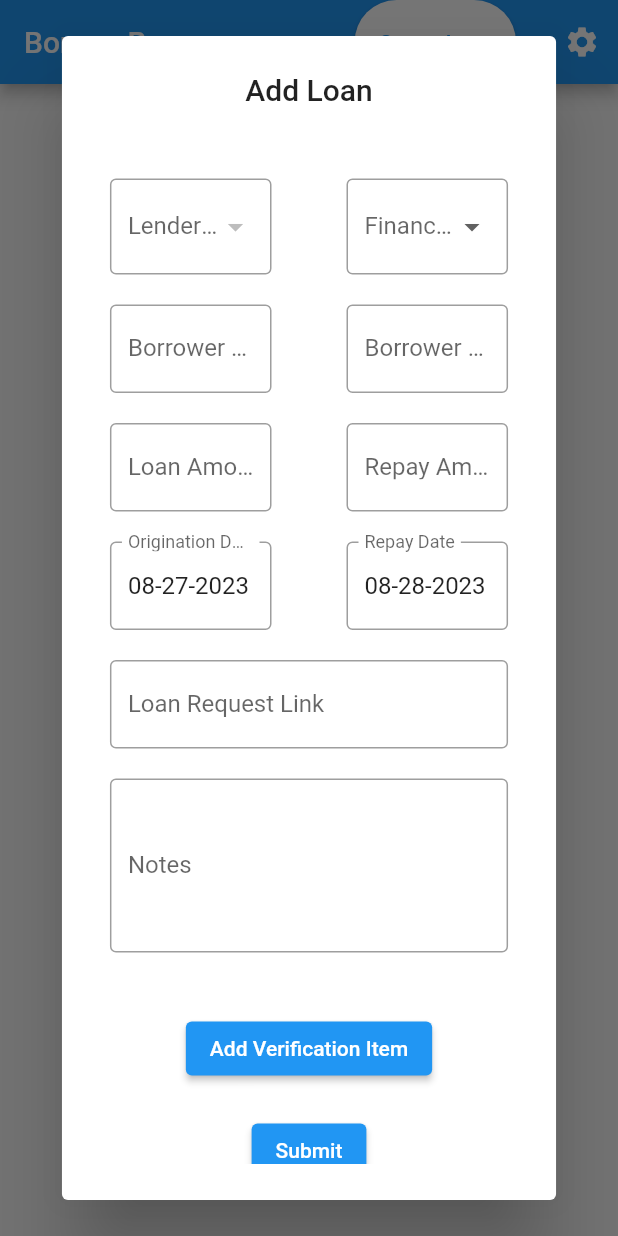
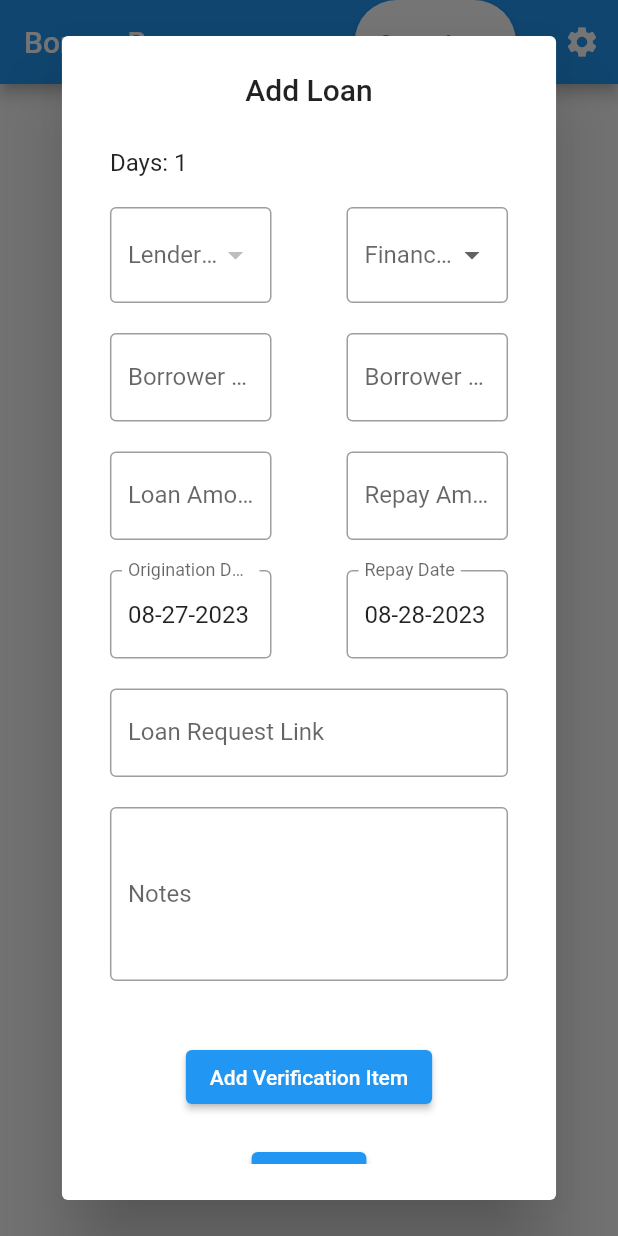
Before and after one commit to mkaramurzin/borrow-breeze, a Flutter app: the screen it shows once a user with an empty profile is signed in, after a tap on "Create a Loan", on a phone screen of 412 x 824 dp. Run offline on Flutter 3.47's test engine with Material 2 defaults, Android fonts, the phone set to English and light mode, and no system bars; our stand-ins replace cloud_firestore, firebase_auth, firebase_core, flutter_spinkit; accounts and stored records are empty.

Commit message:
feat(loan logic): add ROI, Daily ROI, and duration business metrics to individual loans.

```diff
--- a/backlog.txt
+++ b/backlog.txt
@@ -34,9 +34,11 @@ Users (collection)
                 borrower name (field)
                 amount (field)
                 repay amount (field)
+                roi (field)
                 amount repaid (field)
                 origination date (field)
                 repay date (field)
+                duration (field)
                 request link (field)
 
                 notes (field)
@@ -83,6 +85,7 @@ what's missing:
     - filter feature
         a. ability to sort loans by data fields such as "repay date descending"
         b. preset filters such as "loans due today", "loans due this week", "overdue, ongoing, and extended"
+        c. save user-made filters
 
     - loan item
         a. embed business logic such as "ROI", "Duration", "Interest"
@@ -91,6 +94,7 @@ what's missing:
     - Reminder system
     - Business Numbers display
     - Miscellaneous Credit & Debit (Expenses) logging such as "Azure fee"
+    - Color key
 
 Usability study 1
 Video recording available on screencastify
--- a/lib/models/loan.dart
+++ b/lib/models/loan.dart
@@ -11,8 +11,10 @@ class Loan {
   double principal;
   double repayAmount;
   double amountRepaid;
+  double roi;
   Timestamp originationDate;
   Timestamp repayDate;
+  int duration;
   String requestLink;
 
   String notes;
@@ -29,9 +31,11 @@ class Loan {
     required this.borrowerName,
     required this.principal,
     required this.repayAmount,
+    required this.roi,
     this.amountRepaid = 0,
     required this.originationDate,
     required this.repayDate,
+    required this.duration,
     this.requestLink = '',
     this.notes = '',
     this.verificationItems = const [],
--- a/lib/screens/loan_view.dart
+++ b/lib/screens/loan_view.dart
@@ -27,6 +27,7 @@ class _LoanViewState extends State<LoanView> {
       borrowerName: 'Fahad',
       principal: 200,
       repayAmount: 240,
+      roi: 20,
       originationDate: Timestamp.now(),
       verificationItems: [
         {
@@ -40,7 +41,8 @@ class _LoanViewState extends State<LoanView> {
               "https://matrix.redditspace.com/_matrix/media/r0/download/reddit.com/akyk5o37dcua1"
         }
       ],
-      repayDate: Timestamp.now());
+      repayDate: Timestamp.now(),
+      duration: 10);
 
   @override
   void initState() {
--- a/lib/services/database.dart
+++ b/lib/services/database.dart
@@ -19,9 +19,11 @@ class Database {
       'borrower name': loan.borrowerName,
       'amount': loan.principal,
       'repay amount': loan.repayAmount,
+      'roi': loan.roi,
       'amount repaid': loan.amountRepaid,
       'origination date': loan.originationDate,
       'repay date': loan.repayDate,
+      'duration': loan.duration,
       'request link': loan.requestLink,
       'notes': loan.notes,
       'verification items': loan.verificationItems,
@@ -92,8 +94,10 @@ class Database {
           principal: doc['amount'] as double,
           repayAmount: doc['repay amount'] as double,
           amountRepaid: doc['amount repaid'] as double,
+          roi: doc['roi'] as double,
           originationDate: doc['origination date'] as Timestamp,
           repayDate: doc['repay date'] as Timestamp,
+          duration: doc['duration'] as int,
           requestLink: doc['request link'] as String,
           notes: doc['notes'] as String,
           verificationItems: (doc['verification items'] as List).map((item) => item as Map<String, dynamic>).toList(),
--- a/lib/widgets/loan_form.dart
+++ b/lib/widgets/loan_form.dart
@@ -4,6 +4,8 @@ import 'package:flutter/material.dart';
 import 'package:borrowbreeze/models/loan.dart';
 import 'package:borrowbreeze/services/database.dart';
 import 'package:borrowbreeze/services/auth.dart';
+import 'package:borrowbreeze/services/loan_logic.dart';
+import 'package:borrowbreeze/widgets/metrics_row.dart';
 
 class LoanFormDialog extends StatefulWidget {
   final Loan? loan;
@@ -29,8 +31,10 @@ class _LoanFormDialogState extends State<LoanFormDialog> {
   double? loanAmount;
   double? repayAmount;
   double amountRepaid = 0;
+  double? roi;
   DateTime originationDate = DateTime.now();
   DateTime repayDate = DateTime.now().add(Duration(days: 1));
+  int duration = 1;
   String loanRequestLink = '';
   String notes = '';
   List<Map<String, String>> verificationItems = [];
@@ -52,8 +56,10 @@ class _LoanFormDialogState extends State<LoanFormDialog> {
       loanAmount = widget.loan!.principal;
       repayAmount = widget.loan!.repayAmount;
       amountRepaid = widget.loan!.amountRepaid;
+      roi = widget.loan!.roi;
       originationDate = widget.loan!.originationDate.toDate();
       repayDate = widget.loan!.repayDate.toDate();
+      duration = widget.loan!.duration;
       loanRequestLink = widget.loan!.requestLink;
       notes = widget.loan!.notes;
       verificationItems = (widget.loan!.verificationItems as List)
@@ -63,6 +69,16 @@ class _LoanFormDialogState extends State<LoanFormDialog> {
               })
           .toList();
     }
+  }
+
+  void updateMetrics() {
+    if (loanAmount != null && repayAmount != null) {
+      roi = LoanLogic.calculateRoiSingle(loanAmount!, repayAmount!);
+    }
+    if (originationDate != null && repayDate != null) {
+      duration = LoanLogic.calculateDuration(originationDate, repayDate);
+    }
+    setState(() {});
   }
 
   String formatDate(DateTime date) {
@@ -235,7 +251,9 @@ class _LoanFormDialogState extends State<LoanFormDialog> {
         }
       }
       for (var item in verificationItems) {
-        if (!containsItem(widget.loan!.verificationItems as List<Map<String, dynamic>>, item)) {
+        if (!containsItem(
+            widget.loan!.verificationItems as List<Map<String, dynamic>>,
+            item)) {
           changes.add(
               'VERIFICATION ITEM ADDED:\nLabel: ${item['label']} URL: ${item['url']}');
         }
@@ -254,8 +272,10 @@ class _LoanFormDialogState extends State<LoanFormDialog> {
           borrowerName: borrowerName,
           principal: loanAmount!,
           repayAmount: repayAmount!,
+          roi: roi!,
           originationDate: Timestamp.fromDate(originationDate),
           repayDate: Timestamp.fromDate(repayDate),
+          duration: duration!,
           requestLink: loanRequestLink,
           notes: notes,
           verificationItems: verificationItems,
@@ -279,11 +299,11 @@ class _LoanFormDialogState extends State<LoanFormDialog> {
             padding: EdgeInsets.all(8.0),
             child: Column(
               children: [
-                Row(
-                    mainAxisAlignment: MainAxisAlignment.spaceEvenly,
-                    children: widget.loan != null
-                        ? _buildButtonsBasedOnStatus()
-                        : []),
+                widget.loan != null
+                ? Row(
+                    mainAxisAlignment: MainAxisAlignment.spaceBetween,
+                    children: _buildButtonsBasedOnStatus())
+                : MetricsRow(roi: roi, duration: duration),
                 SizedBox(
                   height: 20,
                 ),
@@ -411,7 +431,8 @@ class _LoanFormDialogState extends State<LoanFormDialog> {
                           return null;
                         },
                         onChanged: (value) {
-                          loanAmount = double.parse(value);
+                          loanAmount = double.tryParse(value);
+                          updateMetrics();
                         },
                       ),
                     ),
@@ -438,7 +459,8 @@ class _LoanFormDialogState extends State<LoanFormDialog> {
                           return null;
                         },
                         onChanged: (value) {
-                          repayAmount = double.parse(value);
+                          repayAmount = double.tryParse(value);
+                          updateMetrics();
                         },
                       ),
                     ),
@@ -468,9 +490,8 @@ class _LoanFormDialogState extends State<LoanFormDialog> {
                           );
                           if (pickedDate != null &&
                               pickedDate != originationDate) {
-                            setState(() {
-                              originationDate = pickedDate;
-                            });
+                            originationDate = pickedDate;
+                            updateMetrics();
                           }
                         },
                       ),
@@ -496,9 +517,8 @@ class _LoanFormDialogState extends State<LoanFormDialog> {
                                 days: 3650)), // 10 years into the future
                           );
                           if (pickedDate != null && pickedDate != repayDate) {
-                            setState(() {
-                              repayDate = pickedDate;
-                            });
+                            repayDate = pickedDate;
+                            updateMetrics();
                           }
                         },
                       ),
--- a/lib/widgets/loan_item.dart
+++ b/lib/widgets/loan_item.dart
@@ -1,4 +1,5 @@
 import 'package:borrowbreeze/widgets/loan_form.dart';
+import 'package:borrowbreeze/widgets/metrics_row.dart';
 import 'package:flutter/material.dart';
 import 'package:borrowbreeze/models/loan.dart';
 import 'package:intl/intl.dart'; // for date formatting
@@ -110,6 +111,7 @@ class _LoanItemState extends State<LoanItem> {
                           'Repay Date: ${DateFormat('MM-dd-yyyy').format(widget.loan.repayDate.toDate())}'),
                     ],
                   ),
+                  MetricsRow(roi: widget.loan.roi, duration: widget.loan.duration)
                 ],
               ),
               onTap: () {
--- /dev/null
+++ b/lib/widgets/metrics_row.dart
@@ -0,0 +1,25 @@
+import 'package:flutter/material.dart';
+
+class MetricsRow extends StatelessWidget {
+  final double? roi;
+  final int? duration;
+  const MetricsRow({super.key, required this.roi, required this.duration});
+
+  @override
+  Widget build(BuildContext context) {
+    return Row(
+      mainAxisAlignment: MainAxisAlignment.spaceBetween,
+      children: [
+        duration != null
+        ? Text('Days: $duration')
+        : Text(''),
+        roi != null
+        ? Text('ROI: ${(roi! * 100).roundToDouble() / 100}%')
+        : Text(''),
+        roi != null && duration != null
+        ? Text('Daily ROI: ${((roi!/duration!) * 100).roundToDouble() / 100}')
+        : Text('')
+      ],
+    );
+  }
+}
```
Also changed, not shown: lib/services/loan_logic.dart (added, +38 -0 lines), lib/services/business_logic.dart (deleted).
